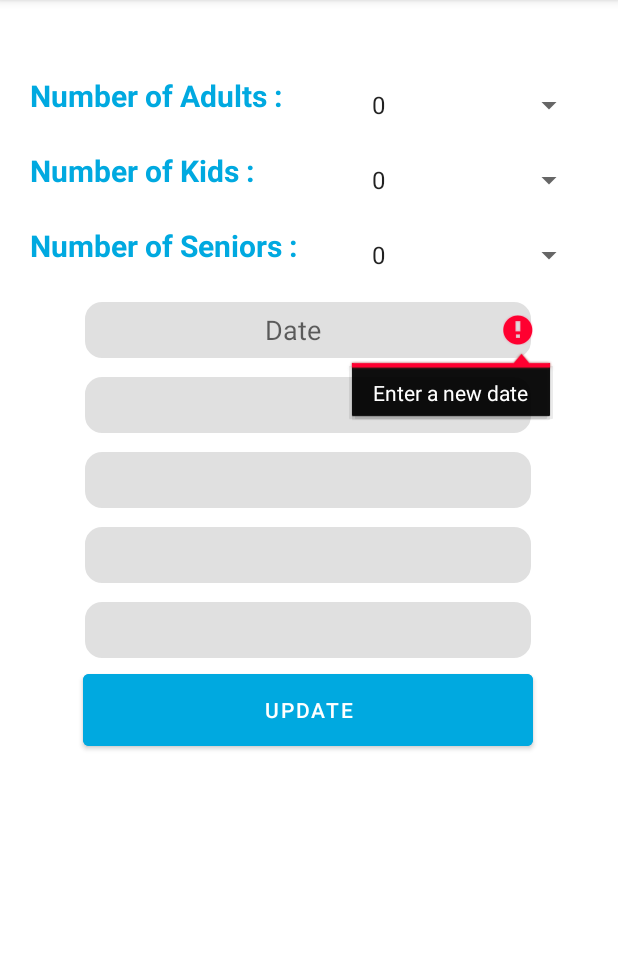
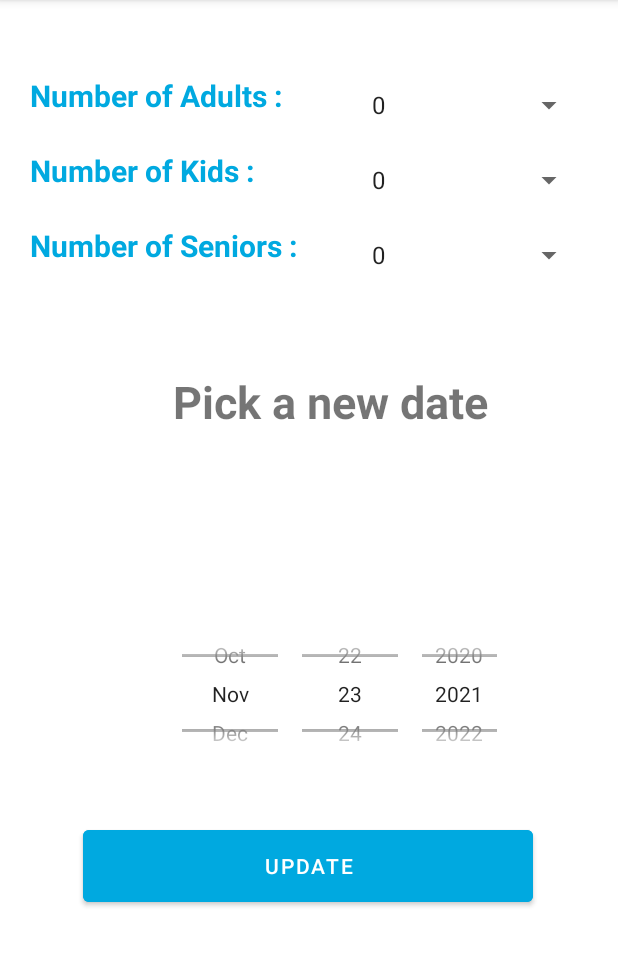
Before and after one commit to Shirinmansouri/TravelRespository, an Android app: the fragment EditBookingFragment shown on its own in the app's theme, after a tap on "UPDATE", on a phone screen of 412 x 824 dp, the part 84-1050 px from its top. Run offline under Robolectric (Android 15) with nearby library versions, the phone set to English and light mode, and no system bars; 2 statements that could not run were skipped.

Commit message:
I_am_working_8

```diff
--- a/app/src/main/java/com/example/group6_mapd711_assignment4/EditBookingFragment.kt
+++ b/app/src/main/java/com/example/group6_mapd711_assignment4/EditBookingFragment.kt
@@ -6,10 +6,7 @@ import androidx.fragment.app.Fragment
 import android.view.LayoutInflater
 import android.view.View
 import android.view.ViewGroup
-import android.widget.Button
-import android.widget.EditText
-import android.widget.TextView
-import android.widget.Toast
+import android.widget.*
 import androidx.appcompat.app.AppCompatActivity
 import androidx.lifecycle.Observer
 import androidx.lifecycle.ViewModelProvider
@@ -41,14 +38,16 @@ class EditBookingFragment : Fragment() {
         bookingViewModel = ViewModelProvider(this).get(BookingViewModel ::class.java)
         cruiseViewModel = ViewModelProvider(this).get(CruiseViewModel ::class.java)
 
-        var txtNumberOfAdults = view.findViewById(R.id.txtNewNumberOfAdults) as EditText
-        var txtNewNumberOfKids = view.findViewById(R.id.txtNewNumberOfKids) as EditText
-        var txtNewNumberOfSeniors = view.findViewById(R.id.txtNewNumberOfSeniors) as EditText
-        var txtNewDate = view.findViewById(R.id.txtNewDate) as EditText
-        var txtAmountPaid = view.findViewById(R.id.txtAmountPaid) as EditText
+
+      //  var txtNewDate = view.findViewById(R.id.txtNewDate) as TextView
+        /*var txtAmountPaid = view.findViewById(R.id.txtAmountPaid) as EditText
         var txtCustomerId = view.findViewById(R.id.txtCustomerId) as EditText
         var txtCruiseCode = view.findViewById(R.id.txtCruiseCode) as EditText
-        var txtBookingCode = view.findViewById(R.id.txtBookingCode) as EditText
+        var txtBookingCode = view.findViewById(R.id.txtBookingCode) as EditText*/
+        var txtAmountPaid : String = ""
+        var txtCustomerId : String = ""
+        var txtCruiseCode : String = ""
+        var txtBookingCode : String = ""
 
 
         val shared = this.activity?.getSharedPreferences("BookingProfile", AppCompatActivity.MODE_PRIVATE)
@@ -56,36 +55,29 @@ class EditBookingFragment : Fragment() {
         val btnEditBooking = view.findViewById(R.id.btnEditBooking) as Button
         bookingViewModel.getBookings(requireContext(), bookingId!!.toInt())!!.observe(viewLifecycleOwner
             , Observer {
-                ( view.findViewById(R.id.txtNewNumberOfAdults) as TextView).text =  it.numberOfAdults
-                ( view.findViewById(R.id.txtNewNumberOfKids) as TextView).text =   it.numberOfKids
-                ( view.findViewById(R.id.txtNewNumberOfSeniors) as TextView).text =  it.numberOfSeniors
-                ( view.findViewById(R.id.txtNewDate) as TextView).text =  it.startDate
-                ( view.findViewById(R.id.txtAmountPaid) as TextView).text  =   it.amountPaid
-                ( view.findViewById(R.id.txtCustomerId) as TextView).text  =   it.customerId.toString()
-                ( view.findViewById(R.id.txtCruiseCode) as TextView).text  =   it.cruiseCode.toString()
-                ( view.findViewById(R.id.txtBookingCode) as TextView).text =   it.bookingId.toString()
+
+                ( view.findViewById(R.id.spinnerNewNumberOfAdults) as Spinner).setSelection(it.numberOfAdults.toInt())
+                ( view.findViewById(R.id.spinnerNewNumberOfKids) as Spinner).setSelection(it.numberOfKids.toInt())
+                ( view.findViewById(R.id.spinnerNewNumberOfSeniors) as Spinner).setSelection(it.numberOfSeniors.toInt())
+
+                val parsedDate: List<String> = it.startDate.split("-")
+                var day = parsedDate[2].toInt()
+                var month = parsedDate[1].toInt()
+                var year = parsedDate[0].toInt()
+
+                ( view.findViewById(R.id.datePicker2) as DatePicker).updateDate(year, month-1, day)
+                txtAmountPaid =   it.amountPaid
+                txtCustomerId  =   it.customerId.toString()
+                txtCruiseCode  =   it.cruiseCode.toString()
+                txtBookingCode =   it.bookingId.toString()
 
             })
         btnEditBooking.setOnClickListener{
-            //validation for the empty values
-            if (txtNumberOfAdults.text.toString().isEmpty()) {
-                txtNumberOfAdults.error = "Enter Number of Adults"
-                Toast.makeText( context,"Number of Adults should not be empty", Toast.LENGTH_LONG).show()
-            }
-            else if (txtNewNumberOfKids.text.toString().trim().isEmpty()) {
-                txtNewNumberOfKids.error = "Enter Number of Kids"
-                Toast.makeText( context,"Number of Kids should not be empty", Toast.LENGTH_LONG).show()
-            }
-            else if (txtNewNumberOfSeniors.text.toString().trim().isEmpty()) {
-                txtNewNumberOfSeniors.error = "Enter Number of Seniors"
-                Toast.makeText( context,"Number of Seniors should not be empty", Toast.LENGTH_LONG).show()
-            }
-            else if (txtNewDate.text.toString().trim().isEmpty()) {
-                txtNewDate.error = "Enter a new date"
-                Toast.makeText( context,"Date should not be empty", Toast.LENGTH_LONG).show()
-            }
 
-            else {
+            var NumberOfAdults = view.findViewById(R.id.spinnerNewNumberOfAdults) as Spinner
+            var NewNumberOfKids = view.findViewById(R.id.spinnerNewNumberOfKids) as Spinner
+            var NewNumberOfSeniors = view.findViewById(R.id.spinnerNewNumberOfSeniors) as Spinner
+
                 /*
                 var price : String = ""
                 cruiseViewModel.getCruises(requireContext(), txtCruiseCode.text.toString().toInt())!!.observe(viewLifecycleOwner,
@@ -101,12 +93,18 @@ class EditBookingFragment : Fragment() {
                 var finalPrice = finalPrice2?.let { finalPrice1?.plus(it) }
                 var finalPriceWithTax = (finalPrice?.times(1.13))?.roundToInt().toString()
                 */
-                    bookingViewModel.updateBooking(requireContext(), txtNumberOfAdults.text.toString().trim(),txtNewNumberOfKids.text.toString().trim(),txtNewNumberOfSeniors.text.toString().trim(),
-                        txtAmountPaid.text.toString().trim(),txtNewDate.text.toString().trim(),txtCustomerId.text.toString().trim().toInt(),txtCruiseCode.text.toString().trim().toInt(),txtBookingCode.text.toString().trim().toInt())
+            var chosenDate = view.findViewById(R.id.datePicker2) as DatePicker
+            val day = chosenDate.dayOfMonth
+            var month = chosenDate.month
+            month ++
+            val year = chosenDate.year
+            val strDate = "$year-$month-$day"
+                    bookingViewModel.updateBooking(requireContext(),  NumberOfAdults.selectedItem.toString(),NewNumberOfKids.selectedItem.toString(),NewNumberOfSeniors.selectedItem.toString(),
+                        txtAmountPaid.trim(),strDate,txtCustomerId.toInt(),txtCruiseCode.toInt(),txtBookingCode.toInt())
 
                     Toast.makeText( context,"Information Successfully Updated", Toast.LENGTH_LONG).show()
 
-            }
+
         }
 
     }
--- a/app/src/main/res/layout/fragment_edit_booking.xml
+++ b/app/src/main/res/layout/fragment_edit_booking.xml
@@ -127,7 +127,7 @@
                 app:layout_constraintStart_toStartOf="parent"
                 app:layout_constraintTop_toTopOf="@id/txtNewNumberOfKids" /-->
 
-            <EditText
+            <!--EditText
                 android:id="@+id/txtNewDate"
                 android:layout_width="300dp"
                 android:layout_height="40dp"
@@ -140,9 +140,40 @@
                 android:textAlignment="center"
                 app:layout_constraintEnd_toEndOf="parent"
                 app:layout_constraintStart_toStartOf="parent"
-                app:layout_constraintTop_toTopOf="@id/txtNewNumberOfSeniors" />
+                app:layout_constraintTop_toTopOf="@id/txtNewNumberOfSeniors" /-->
 
-            <EditText
+                <TextView
+                    android:id="@+id/txtNewDate"
+                    android:layout_width="234dp"
+                    android:layout_height="70dp"
+                    android:layout_marginLeft="5sp"
+                    android:text="Pick a new date"
+                    android:textAlignment="center"
+                    android:textStyle="bold"
+                    android:textSize="30dp"
+                    android:layout_marginTop="70dp"
+                    android:layout_marginStart="30dp"
+                    app:layout_constraintEnd_toEndOf="parent"
+                    app:layout_constraintStart_toStartOf="parent"
+                    app:layout_constraintTop_toBottomOf="@id/txtNewNumberOfSeniors"
+                    tools:ignore="NotSibling" />
+
+                <DatePicker
+                    android:id="@+id/datePicker2"
+                    android:layout_width="234dp"
+                    android:layout_height="110dp"
+                    android:layout_marginStart="80dp"
+                    android:layout_marginTop="90dp"
+                    android:layout_marginEnd="30dp"
+                    android:calendarViewShown="false"
+                    android:datePickerMode="spinner"
+                    app:layout_constraintEnd_toEndOf="parent"
+                    app:layout_constraintStart_toStartOf="parent"
+                    app:layout_constraintTop_toBottomOf="@+id/txtNewDate"
+                    tools:ignore="NotSibling" />
+
+
+            <!--EditText
                 android:id="@+id/txtAmountPaid"
                 android:layout_width="300dp"
                 android:layout_height="40dp"
@@ -204,7 +235,7 @@
                 android:textAlignment="center"
                 app:layout_constraintEnd_toEndOf="parent"
                 app:layout_constraintStart_toStartOf="parent"
-                app:layout_constraintTop_toTopOf="@id/txtCruiseCode" />
+                app:layout_constraintTop_toTopOf="@id/txtCruiseCode" /-->
 
 
 
@@ -213,14 +244,14 @@
                 android:layout_width="300dp"
                 android:layout_height="60dp"
                 android:layout_marginStart="30dp"
-                android:layout_marginTop="3dp"
+                android:layout_marginTop="30dp"
                 android:layout_marginEnd="30dp"
                 android:backgroundTint="@color/blue"
                 android:text="Update"
                 android:textAlignment="center"
                 app:layout_constraintEnd_toEndOf="parent"
                 app:layout_constraintStart_toStartOf="parent"
-                app:layout_constraintTop_toBottomOf="@id/txtBookingCode" />
+                app:layout_constraintTop_toBottomOf="@id/datePicker2" />
 
 
         </androidx.constraintlayout.widget.ConstraintLayout>
```
Also changed, not shown: app/src/main/res/layout/fragment_show_bookings.xml (+2 -55 lines).
